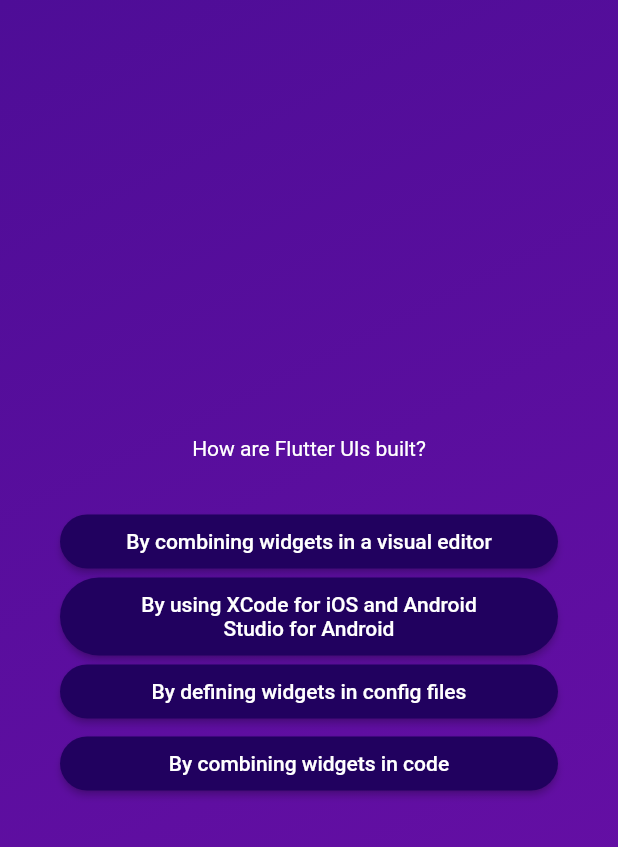
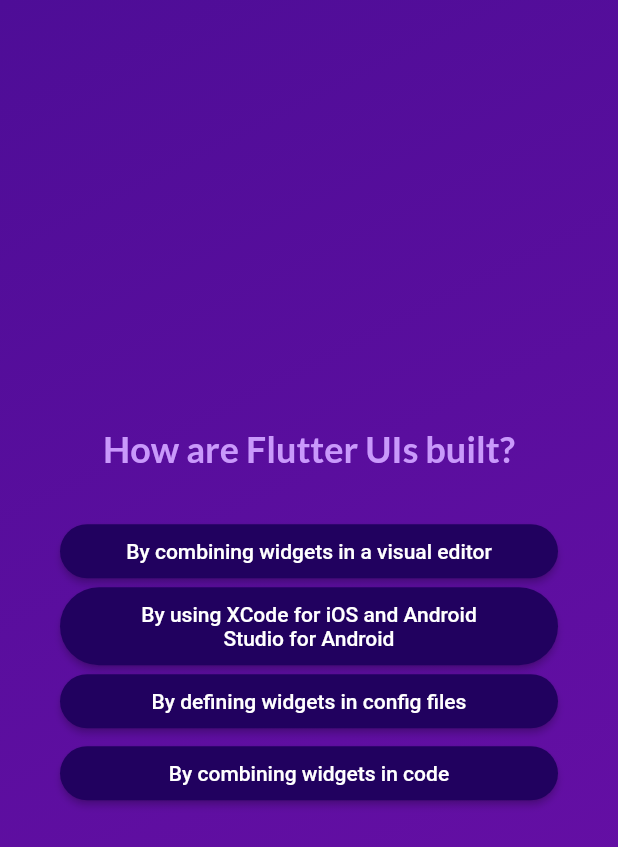
Before and after one commit to Mohammad-Harkous/Flutter-Training, a Flutter app: the screen it shows after launch, after a tap on "Start Quiz", after a tap on "Components", on a phone screen of 412 x 824 dp. Shown: the top 847 px of the screen. Run offline on Flutter 3.47's test engine with Material 2 defaults, Android fonts, the phone set to English and light mode, and no system bars; our stand-ins replace google_fonts.

```diff
--- a/quiz_app/lib/questions_screen.dart
+++ b/quiz_app/lib/questions_screen.dart
@@ -1,10 +1,13 @@
 import 'package:flutter/material.dart';
+import 'package:google_fonts/google_fonts.dart';
 import 'package:quiz_app/answer_button.dart';
 
 import 'package:quiz_app/data/questions.dart';
 
 class QuestionsScreen extends StatefulWidget {
-  const QuestionsScreen({super.key});
+  const QuestionsScreen({super.key, required this.onSelectAnswer});
+
+  final void Function(String answer) onSelectAnswer;
 
   @override
   State<QuestionsScreen> createState() {
@@ -15,7 +18,8 @@ class QuestionsScreen extends StatefulWidget {
 class _QuestionsScreenState extends State<QuestionsScreen> {
   var currentQuestionIndex = 0;
 
-  void answerQuestion() {
+  void answerQuestion(String selectedAnswer) {
+    widget.onSelectAnswer(selectedAnswer);
     setState(() {
       currentQuestionIndex++;
     });
@@ -35,8 +39,10 @@ class _QuestionsScreenState extends State<QuestionsScreen> {
           children: [
             Text(
               currentQuestion.text,
-              style: const TextStyle(
-                color: Colors.white,
+              style: GoogleFonts.lato(
+                color: const Color.fromARGB(255, 201, 153, 251),
+                fontSize: 24,
+                fontWeight: FontWeight.bold,
               ),
               textAlign: TextAlign.center,
             ),
@@ -44,7 +50,11 @@ class _QuestionsScreenState extends State<QuestionsScreen> {
               height: 30,
             ),
             ...currentQuestion.getShuffledAnswers().map((answer) {
-              return AnswerButton(answerText: answer, onTap: answerQuestion);
+              return AnswerButton(
+                  answerText: answer,
+                  onTap: () {
+                    answerQuestion(answer);
+                  });
             })
           ],
         ),
--- a/quiz_app/lib/quiz.dart
+++ b/quiz_app/lib/quiz.dart
@@ -13,6 +13,7 @@ class Quiz extends StatefulWidget {
 }
 
 class _QuizState extends State<Quiz> {
+  final List<String> selectedAnswers = [];
   var activeScreen = 'start-screen';
 
   void switchScreen() {
@@ -21,12 +22,18 @@ class _QuizState extends State<Quiz> {
     });
   }
 
+  void chooseAnswer(String answer) {
+    selectedAnswers.add(answer);
+  }
+
   @override
   Widget build(context) {
     Widget screenWidget = StartScreen(switchScreen);
 
     if (activeScreen == 'question-screen') {
-      screenWidget = const QuestionsScreen();
+      screenWidget = QuestionsScreen(
+        onSelectAnswer: chooseAnswer,
+      );
     }
 
     return MaterialApp(
--- a/quiz_app/lib/start_screen.dart
+++ b/quiz_app/lib/start_screen.dart
@@ -1,4 +1,5 @@
 import 'package:flutter/material.dart';
+import 'package:google_fonts/google_fonts.dart';
 
 class StartScreen extends StatelessWidget {
   const StartScreen(this.startQuiz, {super.key});
@@ -19,10 +20,10 @@ class StartScreen extends StatelessWidget {
           const SizedBox(
             height: 80,
           ),
-          const Text(
+           Text(
             'Learn Flutter the fun way!',
-            style: TextStyle(
-              color: Color.fromARGB(255, 237, 223, 252),
+            style: GoogleFonts.lato(
+              color: const Color.fromARGB(255, 237, 223, 252),
               fontSize: 24,
             ),
           ),
--- a/quiz_app/pubspec.yaml
+++ b/quiz_app/pubspec.yaml
@@ -35,6 +35,7 @@ dependencies:
   # The following adds the Cupertino Icons font to your application.
   # Use with the CupertinoIcons class for iOS style icons.
   cupertino_icons: ^1.0.2
+  google_fonts: ^5.1.0
 
 dev_dependencies:
   flutter_test:
```
Also changed, not shown: quiz_app/pubspec.lock, 1 other file.
